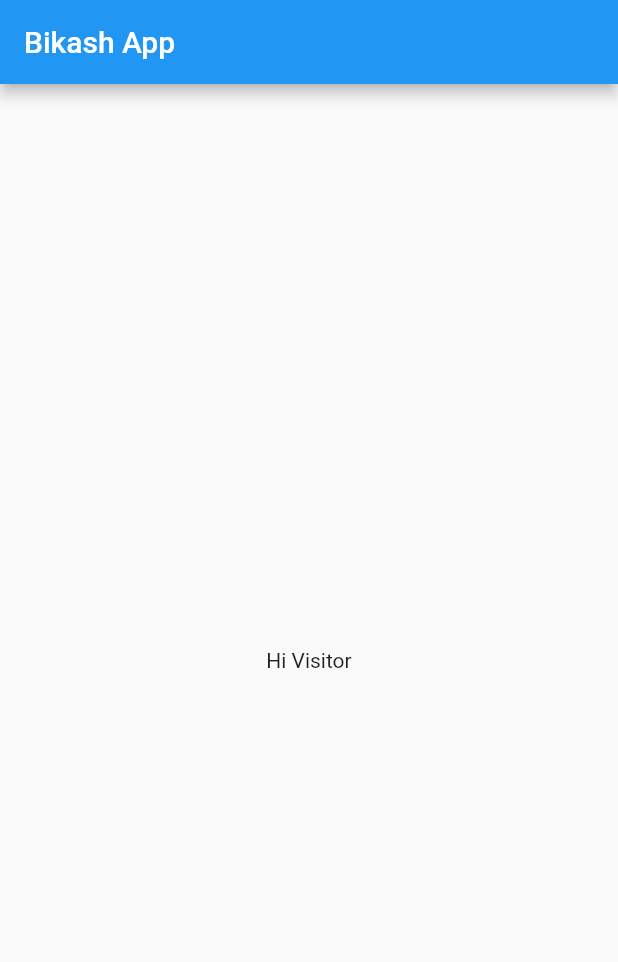
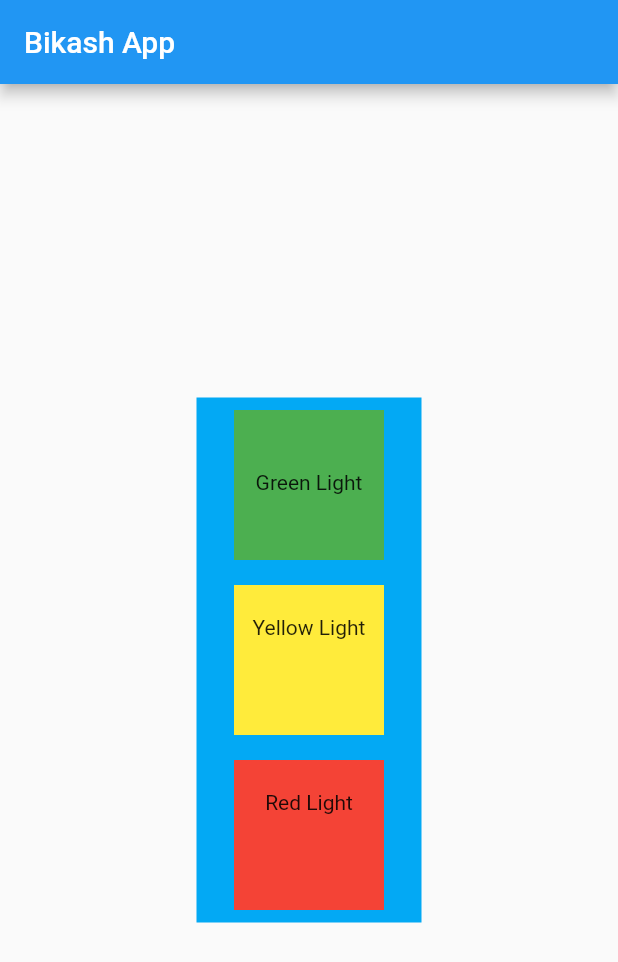
Before and after one commit to bikashsaud/Awesome_App, a Flutter app: the screen it shows after launch, on a phone screen of 412 x 824 dp. Shown: the top 962 px of the screen. Run offline on Flutter 3.47's test engine with Material 2 defaults, Android fonts, the phone set to English and light mode, and no system bars.

Commit message:
basic widget uses and done chapter 2

```diff
--- a/lib/main.dart
+++ b/lib/main.dart
@@ -1,22 +1,73 @@
+//import 'dart:html';
+
+import 'package:flutter/cupertino.dart';
 import 'package:flutter/material.dart';
+
 //import 'package:flutter/cuertino.dart'';
 void main() {
-  runApp(MaterialApp(
-    title: "Flutter Awesome App",
-    home: HomePage()
-  ));
+  runApp(MaterialApp(title: "Flutter Awesome App", home: HomePage()));
 }
+class HomePage extends StatelessWidget {
+  @override
+  Widget build(BuildContext context) {
+    return Scaffold(
+        appBar: AppBar(
+          title: Text("Bikash App"),
+        ),
+        body: Padding(
+          padding: const EdgeInsets.all(8.0),
 
-class HomePage extends StatelessWidget{
-  @override
-  Widget build(BuildContext context){
-    return Scaffold(
-      appBar: AppBar(
-        title: Text("Bikash App"),
-      ),
-      body: Container(
-        child: Center(child: Text("Hi Visitor")),
-      ),
-    );
+          child: Align(
+            alignment: Alignment.center,
+            child: Container(
+
+              color: Colors.lightBlue,
+              width: 150,
+              height: 350,
+
+              child: Column(
+                mainAxisAlignment: MainAxisAlignment.spaceAround,
+                crossAxisAlignment: CrossAxisAlignment.center,
+
+                children: <Widget>[
+
+                  Container(
+                    padding: const EdgeInsets.only(top: 40),
+                    width: 100,
+                    height: 100,
+
+                    color: Colors.green,
+//                    padding: EdgeInsets.all(20),
+                    child: Text(
+                      "Green Light",
+                      textAlign: TextAlign.center,
+                    ),
+
+                  ),
+                  Container(
+                    padding: const EdgeInsets.only(top:20),
+                    width: 100,
+                    height: 100,
+                    color: Colors.yellow,
+                    child: Text(
+                      "Yellow Light",
+                      textAlign: TextAlign.center,
+                    ),
+                  ),
+                  Container(
+                    padding: const EdgeInsets.only(top:20),
+                    width: 100,
+                    height: 100,
+                    color: Colors.red,
+                    child: Text(
+                      "Red Light",
+                      textAlign: TextAlign.center,
+                    ),
+                  )
+                ],
+              ),
+            ),
+          ),
+        ));
   }
 }
```
